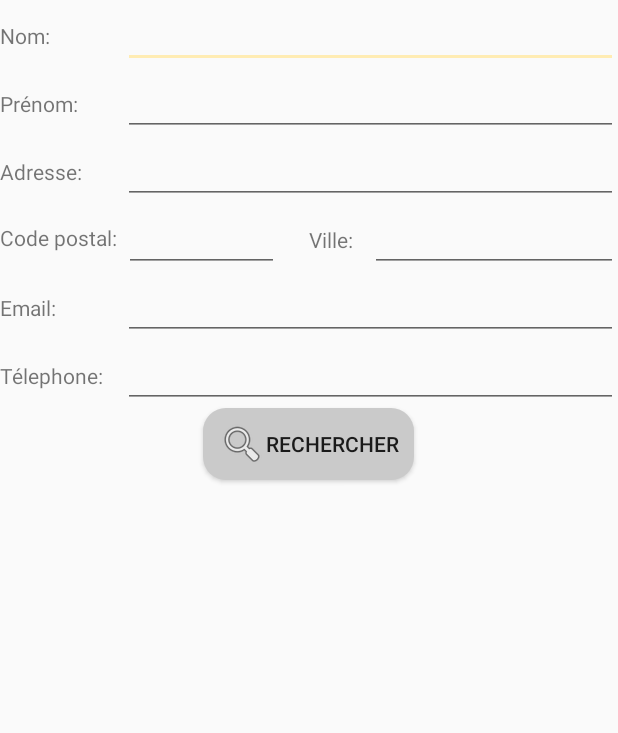
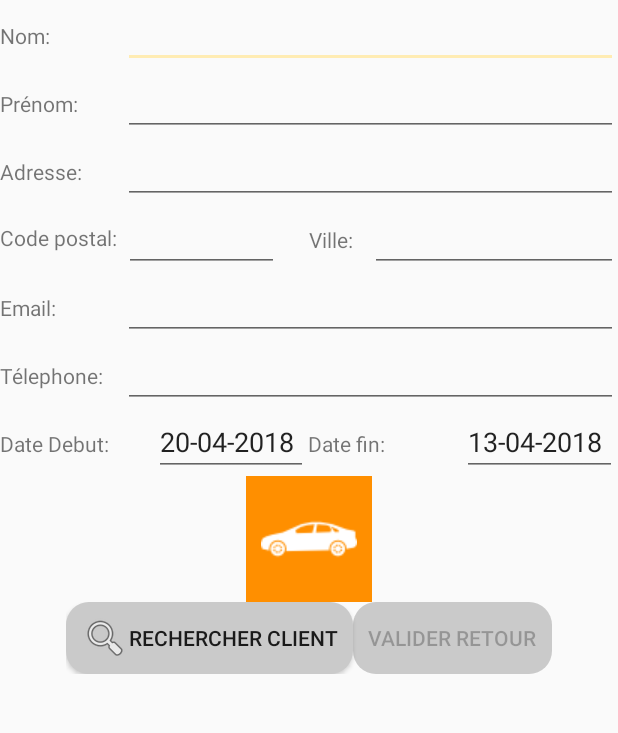
Before and after one commit to morganebaud/LokaCar, an Android app: the LocationActivity screen opened directly, with no data from a screen before it, on a phone screen of 412 x 824 dp, the part 84-817 px from its top. Run offline under Robolectric (Android 15) with nearby library versions, the phone set to English and light mode, and no system bars.

Commit message:
ajout de retour de location

```diff
--- a/app/src/main/java/fr/ecole/eni/lokacar/controller/LocationActivity.java
+++ b/app/src/main/java/fr/ecole/eni/lokacar/controller/LocationActivity.java
@@ -1,18 +1,31 @@
 package fr.ecole.eni.lokacar.controller;
 
 import android.content.Intent;
+import android.renderscript.ScriptGroup;
 import android.support.v7.app.AppCompatActivity;
 import android.os.Bundle;
 import android.support.v7.widget.Toolbar;
 import android.view.Menu;
 import android.view.MenuInflater;
 import android.view.MenuItem;
+import android.view.View;
+import android.widget.Button;
+import android.widget.TextView;
+
+import java.text.DateFormat;
+import java.text.ParseException;
+import java.text.SimpleDateFormat;
+import java.util.Date;
 
 import fr.ecole.eni.lokacar.R;
+import fr.ecole.eni.lokacar.bean.Location;
+import fr.ecole.eni.lokacar.bean.Vehicule;
 import fr.ecole.eni.lokacar.dao.VehiculeDao;
 
 public class LocationActivity extends AppCompatActivity {
-
+    Location locationRecup;
+    TextView dateDebut;
+    TextView dateFin;
     @Override
     protected void onCreate(Bundle savedInstanceState) {
         super.onCreate(savedInstanceState);
@@ -25,7 +38,39 @@ public class LocationActivity extends AppCompatActivity {
         }
         getSupportActionBar().setDisplayHomeAsUpEnabled(true);
         getSupportActionBar().setDisplayShowHomeEnabled(true);
+        dateDebut = (TextView)findViewById(R.id.activity_location_etDateDebut);
+        dateFin = (TextView)findViewById(R.id.activity_location_etDateFin);
 
+        Intent intent = getIntent();
+        if(intent.getParcelableExtra("locationId") == null) // on recois une nouvelle location pour une creation
+        {
+            Date date = new Date();
+            SimpleDateFormat formatter = new SimpleDateFormat("dd-MM-yyyy");
+            String formattedDateDebut = formatter.format(date);
+            String formattedDateFin = formatter.format(date.getTime() - (7 * (1000 * 60 * 60 * 24))); // la date 7 jours plus tard
+
+            dateDebut.setText(formattedDateDebut);
+            dateFin.setText(formattedDateFin);
+
+        }else{  // on recupere une location existante pour un retour
+            int locationId = intent.getParcelableExtra("locationId");
+            locationRecup = locationDao.getLocationById(locationId);
+
+            Date date = new Date();
+            SimpleDateFormat formatter = new SimpleDateFormat("dd-MM-yyyy");
+            String formattedDateFin = formatter.format(date);
+            String formattedDateDebut = formatter.format(locationRecup.getDateDebut());
+            dateFin.setText(formattedDateFin);
+
+            dateDebut.setText(formattedDateDebut);
+            ValideRetour(locationId);
+        }
+    }
+
+    private void ValideRetour(int locationId) {
+        LocationDao locationDao = new LocationDao();
+
+        ((Button)findViewById(R.id.activity_location_btnValiderRetour)).setEnabled(true);;
     }
 
     @Override
@@ -70,4 +115,16 @@ public class LocationActivity extends AppCompatActivity {
 
         return super.onOptionsItemSelected(item);
     }
+
+    public void onRechercheClientClick(View view) {
+    }
+
+    public void onRetourClick(View view) throws ParseException {
+        String dtFin = ((TextView)(findViewById(R.id.activity_location_etDateFin))).getText().toString();
+        DateFormat df = new SimpleDateFormat("dd/MM/yyyy");
+        Date result =  df.parse(dtFin);
+        locationRecup.setDateFin(result);
+        locationRecup.isVehiculeRendu() = true;
+        locationRecup.getVehicule().setDispo(true);
+    }
 }
--- a/app/src/main/res/layout/activity_location.xml
+++ b/app/src/main/res/layout/activity_location.xml
@@ -145,13 +145,75 @@
 
     </LinearLayout>
 
-    <Button
+    <LinearLayout
+        android:layout_width="match_parent"
+        android:layout_height="wrap_content"
+        android:orientation="horizontal">
+
+        <TextView
+            android:id="@+id/activity_location_tvDateDebut"
+            android:layout_width="0dp"
+            android:layout_height="wrap_content"
+            android:layout_weight="0.2"
+            android:text="Date Debut: " />
+
+        <EditText
+            android:id="@+id/activity_location_etDateDebut"
+            android:layout_width="0dp"
+            android:layout_height="wrap_content"
+            android:layout_weight="0.2"
+            android:ems="10"
+            android:inputType="date" />
+
+        <TextView
+            android:layout_width="0dp"
+            android:layout_height="wrap_content"
+            android:layout_weight="0.2"
+            android:text="Date fin: " />
+
+        <EditText
+            android:id="@+id/activity_location_etDateFin"
+            android:layout_width="0dp"
+            android:layout_height="wrap_content"
+            android:layout_weight="0.2"
+            android:ems="10"
+            android:inputType="date" />
+
+    </LinearLayout>
+
+    <ImageView
+        android:id="@+id/activity_location_imgVehicule"
         android:layout_width="wrap_content"
         android:layout_height="wrap_content"
         android:layout_gravity="center"
-        android:text="Rechercher"
+        app:srcCompat="@drawable/car_model"
+        android:background="@color/colorAmber800"
+        android:padding="@dimen/padding_10dp"/>
+    <!--android:onClick="onImageClick"-->
+
+<LinearLayout
+    android:layout_width="wrap_content"
+    android:layout_height="wrap_content"
+    android:layout_gravity="center">
+    <Button
+        android:id="@+id/activity_location_btnRechercherClient"
+        android:layout_width="wrap_content"
+        android:layout_height="wrap_content"
+        android:layout_gravity="center"
+        android:text="Rechercher client"
         android:drawableLeft="@android:drawable/ic_menu_search"
         android:background="@drawable/btn_custom"
+        android:onClick="onRechercheClientClick"
         />
-
+    <Button
+        android:id="@+id/activity_location_btnValiderRetour"
+        android:layout_width="wrap_content"
+        android:layout_height="wrap_content"
+        android:layout_gravity="center"
+        android:text="Valider Retour"
+        android:background="@drawable/btn_custom"
+        android:enabled="false"
+        android:onClick="onRetourClick"
+        />
 </LinearLayout>
+</LinearLayout>
```
Also changed, not shown: app/src/main/java/fr/ecole/eni/lokacar/controller/MainActivity.java (+9 -0 lines), app/src/main/res/layout/activity_new_vehicule.xml (+9 -1 lines).
